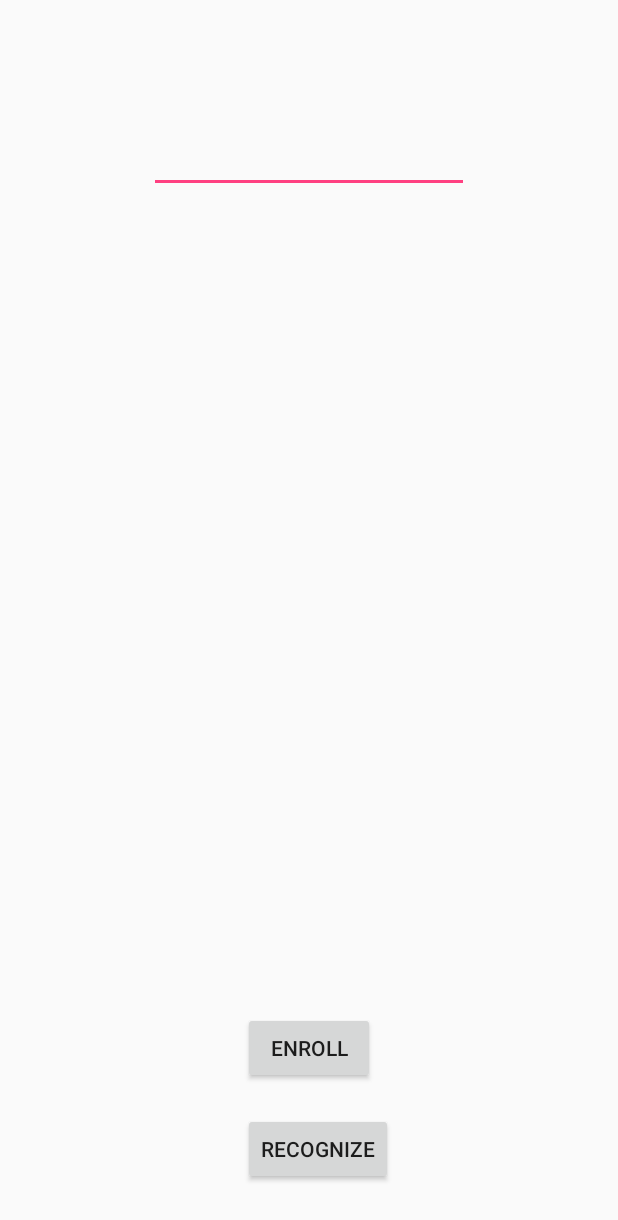
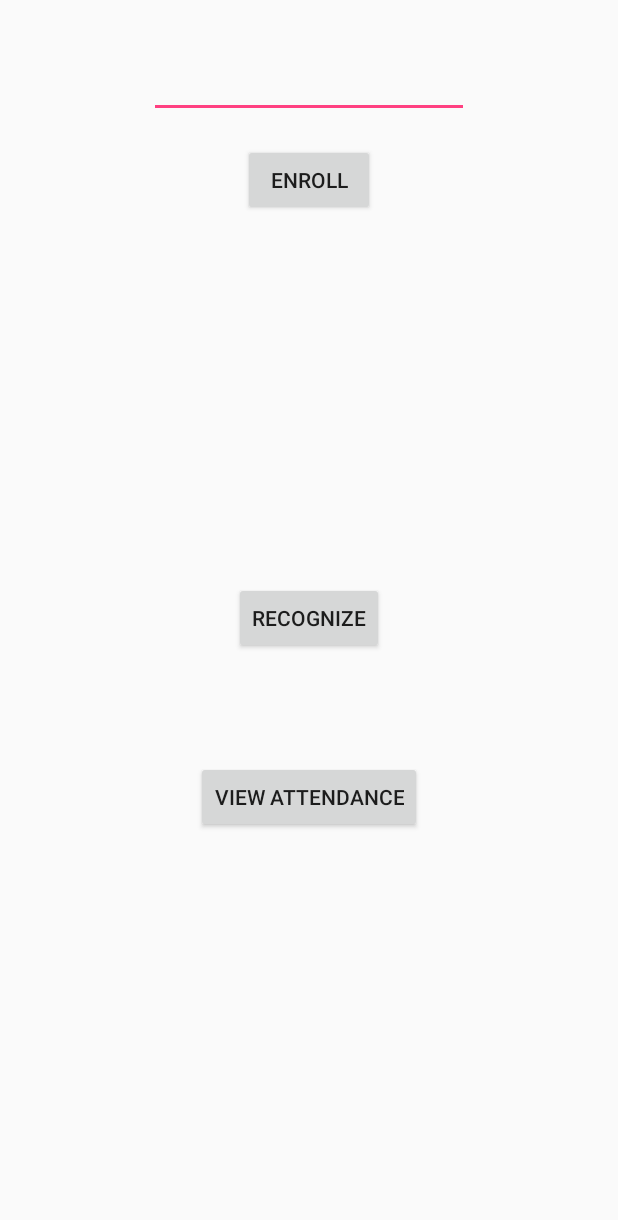
Before and after one commit to karanjadhav2508/kqsse17, an Android app: the layout activity_main.xml on its own in the app's theme, with its tools: preview values and no code run, on a phone screen of 412 x 824 dp. Shown: the top 1220 px of the screen. Run offline under Robolectric (Android 15) with nearby library versions, the phone set to English and light mode, and no system bars.

Commit message:
Attendance_Viewing

```diff
--- a/face_recognition/Farecat/app/src/main/AndroidManifest.xml
+++ b/face_recognition/Farecat/app/src/main/AndroidManifest.xml
@@ -21,7 +21,8 @@
                 <category android:name="android.intent.category.LAUNCHER" />
             </intent-filter>
         </activity>
-        <activity android:name=".EnrollActivity"></activity>
+        <activity android:name=".EnrollActivity" />
+        <activity android:name=".ViewAttendanceActivity"></activity>
     </application>
 
 </manifest>
--- a/face_recognition/Farecat/app/src/main/res/layout/activity_main.xml
+++ b/face_recognition/Farecat/app/src/main/res/layout/activity_main.xml
@@ -11,15 +11,23 @@
     android:paddingTop="@dimen/activity_vertical_margin"
     tools:context="com.farecat.farecat.MainActivity">
 
-    <Button
-        android:text="Recognize"
+    <TextView
         android:layout_width="wrap_content"
         android:layout_height="wrap_content"
-        android:id="@+id/recognizeButton"
-        android:onClick="takePhoto"
-        android:layout_alignParentBottom="true"
-        android:layout_alignStart="@+id/enrollButton"
-        android:layout_marginBottom="18dp" />
+        android:layout_below="@+id/enrollButton"
+        android:layout_centerHorizontal="true"
+        android:layout_marginTop="53dp"
+        android:id="@+id/attRecView" />
+
+    <EditText
+        android:layout_width="wrap_content"
+        android:layout_height="wrap_content"
+        android:inputType="textPersonName"
+        android:ems="10"
+        android:id="@+id/subjectText"
+        android:layout_marginTop="17dp"
+        android:layout_alignParentTop="true"
+        android:layout_centerHorizontal="true" />
 
     <Button
         android:text="Enroll"
@@ -27,25 +35,27 @@
         android:layout_height="wrap_content"
         android:id="@+id/enrollButton"
         android:onClick="takePhoto"
-        android:layout_above="@+id/recognizeButton"
-        android:layout_centerHorizontal="true"
-        android:layout_marginBottom="19dp" />
+        android:layout_marginTop="17dp"
+        android:layout_below="@+id/subjectText"
+        android:layout_centerHorizontal="true" />
 
-    <EditText
+    <Button
+        android:text="View attendance"
         android:layout_width="wrap_content"
         android:layout_height="wrap_content"
-        android:inputType="textPersonName"
-        android:ems="10"
-        android:id="@+id/subjectText"
-        android:layout_marginTop="67dp"
-        android:layout_alignParentTop="true"
+        android:layout_below="@+id/recognizeButton"
+        android:layout_centerHorizontal="true"
+        android:layout_marginTop="71dp"
+        android:id="@+id/viewAttendancePageButton"
+        android:onClick="goToAttendance" />
+
+    <Button
+        android:text="Recognize"
+        android:layout_width="wrap_content"
+        android:layout_height="wrap_content"
+        android:id="@+id/recognizeButton"
+        android:onClick="takePhoto"
+        android:layout_centerVertical="true"
         android:layout_centerHorizontal="true" />
 
-    <TextView
-        android:layout_width="wrap_content"
-        android:layout_height="wrap_content"
-        android:id="@+id/statusTextView"
-        android:layout_centerVertical="true"
-        android:layout_centerHorizontal="true"
-        android:textSize="30sp" />
 </RelativeLayout>
```
Also changed, not shown: face_recognition/Farecat/app/src/main/java/com/farecat/farecat/MainActivity.java (+75 -15 lines), face_recognition/Farecat/app/src/main/java/com/farecat/farecat/ViewAttendanceActivity.java (added, +55 -0 lines), face_recognition/Farecat/app/src/main/java/com/farecat/farecat/helpers/AlertDialogHelper.java (added, +21 -0 lines), face_recognition/Farecat/app/src/main/java/com/farecat/farecat/records/AttendanceRecord.java (added, +38 -0 lines), face_recognition/Farecat/app/src/main/java/com/farecat/farecat/records/DBManager.java (added, +120 -0 lines), face_recognition/Farecat/app/src/main/res/layout/activity_view_attendance.xml (added, +29 -0 lines).
